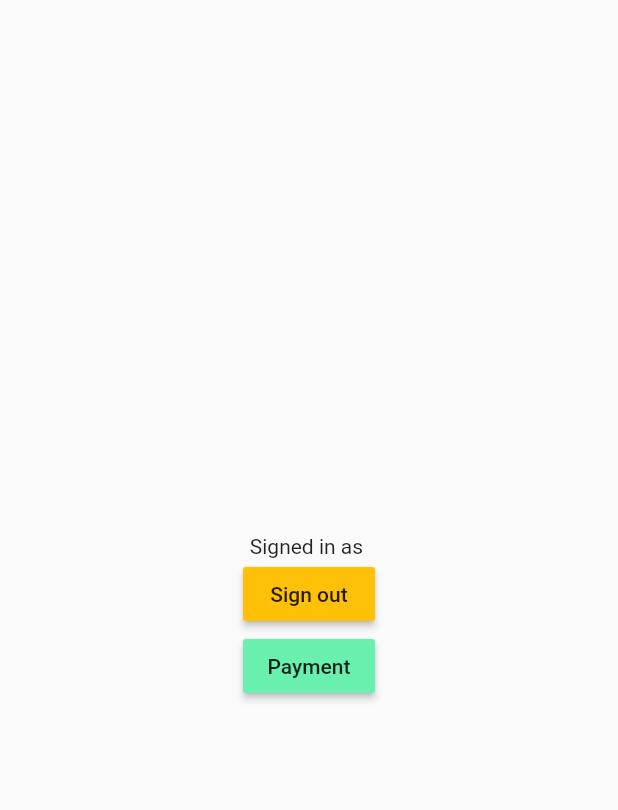
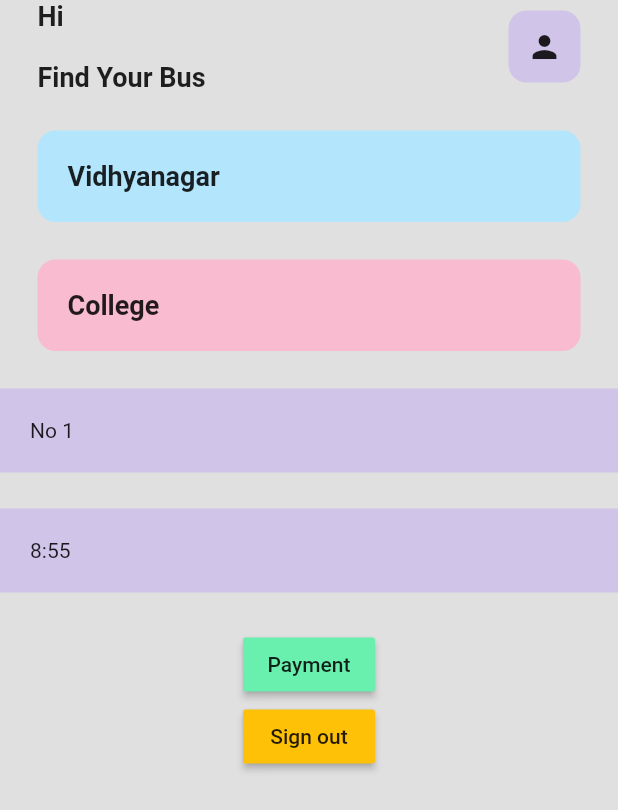
Before and after one commit to Abhishekreju2525/cbms, a Flutter app: the screen it shows once a user with an empty profile is signed in, on a phone screen of 412 x 824 dp. Shown: the top 810 px of the screen. Run offline on Flutter 3.47's test engine with Material 2 defaults, Android fonts, the phone set to English and light mode, and no system bars; our stand-ins replace firebase_auth, firebase_core, fluttertoast, google_fonts, google_nav_bar; missing offline and left inert: dart:ffi, razorpay_flutter; accounts and stored records are empty; key blocks and very long unbroken strings in the code were emptied for the run.

```diff
--- a/lib/dashboardScreen.dart
+++ b/lib/dashboardScreen.dart
@@ -1,6 +1,7 @@
 import 'package:cbms/payment.dart';
 import 'package:firebase_auth/firebase_auth.dart';
 import 'package:flutter/material.dart';
+import 'package:cbms/payment.dart';
 
 class dashboardScreen extends StatefulWidget {
   const dashboardScreen({Key? key}) : super(key: key);
@@ -14,17 +15,107 @@ class _dashboardScreenState extends State<dashboardScreen> {
   @override
   Widget build(BuildContext context) {
     return Scaffold(
-      body: Center(
+      backgroundColor: Colors.grey[300],
+      body: SafeArea(
         child: Column(
-        mainAxisAlignment: MainAxisAlignment.center,
           children: [
-          Text('Signed in as ' + user.email!),
-          MaterialButton(
-            onPressed: () {
-              FirebaseAuth.instance.signOut();
-            },
-            color: Colors.amber,
-            child: Text('Sign out'),
+            //app bar
+            Padding(
+              padding: const EdgeInsets.symmetric(horizontal: 25.0),
+              child: Row(
+                mainAxisAlignment: MainAxisAlignment.spaceBetween,
+                children: [
+                  Column(
+                    crossAxisAlignment: CrossAxisAlignment.start,
+                    children: [
+                      Text('Hi ' + user.email!,
+                          style: TextStyle(
+                              fontWeight: FontWeight.bold, fontSize: 18)),
+                      SizedBox(height: 20),
+                      Text(
+                        'Find Your Bus',
+                        style: TextStyle(
+                            fontWeight: FontWeight.bold, fontSize: 18),
+                      ),
+                    ],
+                  ),
+                  //profile picture
+                  Container(
+                      padding: EdgeInsets.all(12),
+                      decoration: BoxDecoration(
+                        color: Colors.deepPurple[100],
+                        borderRadius: BorderRadius.circular(12),
+                      ),
+                      child: Icon(Icons.person)),
+                ],
+              ),
+            ),
+            SizedBox(height: 25),
+
+            //card
+            Padding(
+              padding: const EdgeInsets.symmetric(horizontal: 25.0),
+              child: Container(
+                padding: EdgeInsets.all(20),
+                decoration: BoxDecoration(
+                    color: Colors.lightBlue[100],
+                    borderRadius: BorderRadius.circular(12)),
+                child: Row(children: [
+                  Text("Vidhyanagar",
+                      style:
+                          TextStyle(fontWeight: FontWeight.bold, fontSize: 18))
+                ]),
+              ),
+            ),
+            SizedBox(height: 25),
+
+            //card
+            Padding(
+              padding: const EdgeInsets.symmetric(horizontal: 25.0),
+              child: Container(
+                padding: EdgeInsets.all(20),
+                decoration: BoxDecoration(
+                    color: Colors.pink[100],
+                    borderRadius: BorderRadius.circular(12)),
+                child: Row(children: [
+                  Text("College",
+                      style:
+                          TextStyle(fontWeight: FontWeight.bold, fontSize: 18))
+                ]),
+              ),
+            ),
+            SizedBox(height: 25),
+
+            //horizontal listview
+            Container(
+              height: 80,
+              child: ListView(
+                children: [
+                  Container(
+                    padding: EdgeInsets.all(20),
+                    color: Colors.deepPurple[100],
+                    child: Row(
+                      children: [Text('No 1')],
+                    ),
+                  )
+                ],
+              ),
+            ),
+            Container(
+              height: 80,
+              child: ListView(
+                children: [
+                  Container(
+                    padding: EdgeInsets.all(20),
+                    color: Colors.deepPurple[100],
+                    child: Row(
+                      children: [
+                        Text('8:55'),
+                      ],
+                    ),
+                  )
+                ],
+              ),
             ),
             MaterialButton(
               onPressed: () {
@@ -36,8 +127,16 @@ class _dashboardScreenState extends State<dashboardScreen> {
               color: Colors.greenAccent,
               child: Text('Payment'),
             ),
+            MaterialButton(
+              onPressed: () {
+                FirebaseAuth.instance.signOut();
+              },
+              color: Colors.amber,
+              child: Text('Sign out'),
+            ),
           ],
-      )),
+        ),
+      ),
     );
   }
 }
```
Lines whose indentation alone changed are shown as unchanged.
